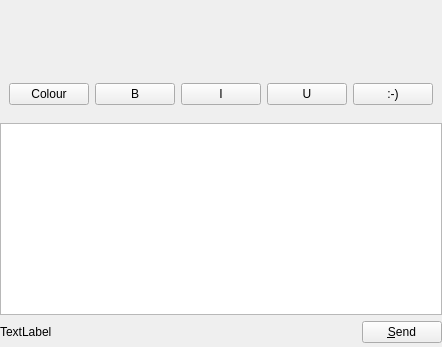
Before: the Qt Designer form lib/chatwindow.ui in KDE/ktp-text-ui, drawn with Qt 5.
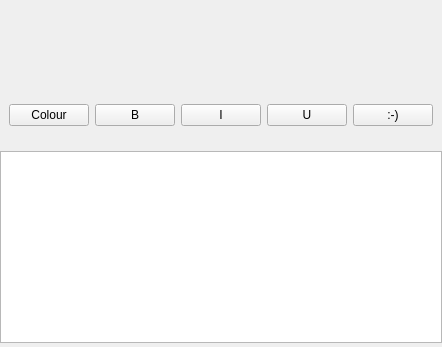
After: the same form once the commit is applied. Custom widgets are drawn as their Qt base class.

Commit message: Removed send button and status bar as discussed at the KDE Telepathy Sprint.

Diff of the .ui file:
```diff
--- a/lib/chatwindow.ui
+++ b/lib/chatwindow.ui
@@ -129,37 +129,6 @@
      </property>
     </widget>
    </item>
-   <item>
-    <layout class="QHBoxLayout" name="horizontalLayout">
-     <item>
-      <widget class="QLabel" name="statusLabel">
-       <property name="text">
-        <string>TextLabel</string>
-       </property>
-      </widget>
-     </item>
-     <item>
-      <spacer name="horizontalSpacer">
-       <property name="orientation">
-        <enum>Qt::Horizontal</enum>
-       </property>
-       <property name="sizeHint" stdset="0">
-        <size>
-         <width>40</width>
-         <height>20</height>
-        </size>
-       </property>
-      </spacer>
-     </item>
-     <item>
-      <widget class="QPushButton" name="sendMessageButton">
-       <property name="text">
-        <string>&amp;Send</string>
-       </property>
-      </widget>
-     </item>
-    </layout>
-   </item>
   </layout>
  </widget>
  <customwidgets>
```
The commit also changes 2 other files.
